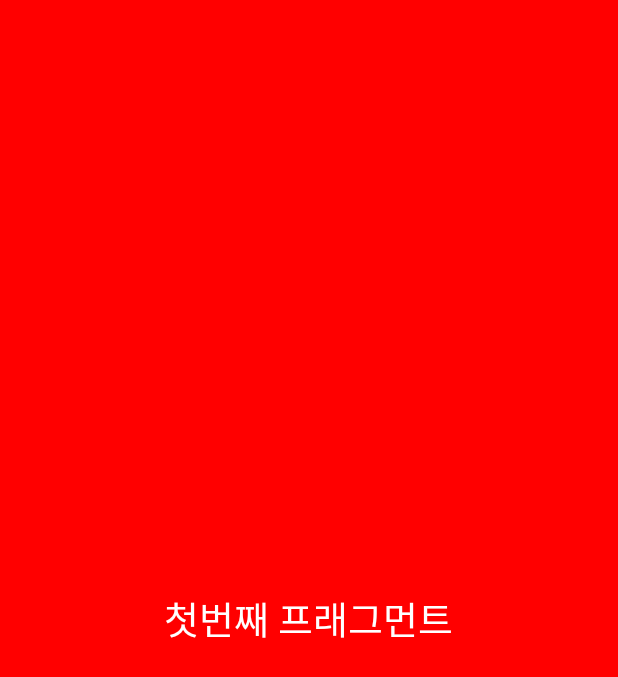
After one commit to cho881020/Fragment_20200712, an Android app: the layout fragment_first.xml on its own in the app's theme, with its tools: preview values and no code run, on a phone screen of 412 x 824 dp. The commit adds this screen. Shown: the top 677 px of the screen. Run offline under Robolectric (Android 15) with nearby library versions, the phone set to English and light mode, and no system bars.

Commit message:
프래그먼트 클래스 / xml 생성

```diff
--- /dev/null
+++ b/app/src/main/java/kr/co/tjoeun/fragment_20200712/fragments/FirstFragment.kt
@@ -0,0 +1,9 @@
+package kr.co.tjoeun.fragment_20200712.fragments
+
+import androidx.fragment.app.Fragment
+
+class FirstFragment : Fragment() {
+
+
+
+}
--- /dev/null
+++ b/app/src/main/res/layout/fragment_first.xml
@@ -0,0 +1,16 @@
+<?xml version="1.0" encoding="utf-8"?>
+<LinearLayout
+    xmlns:android="http://schemas.android.com/apk/res/android" android:layout_width="match_parent"
+    android:layout_height="match_parent"
+    android:orientation="vertical"
+    android:gravity="center"
+    android:background="#FF0000">
+
+    <TextView
+        android:layout_width="wrap_content"
+        android:layout_height="wrap_content"
+        android:text="첫번째 프래그먼트"
+        android:textSize="25sp"
+        android:textColor="#FFFFFF"/>
+
+</LinearLayout>
```
Also changed, not shown: app/src/main/res/layout/activity_main.xml (line endings or trailing spaces).
